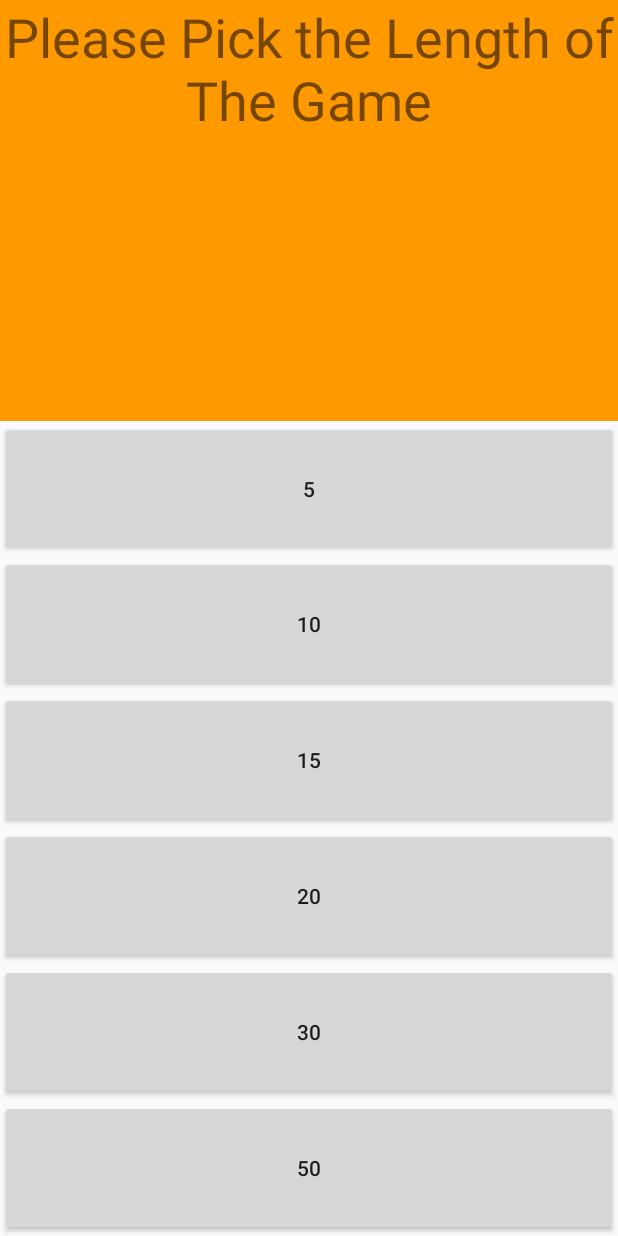
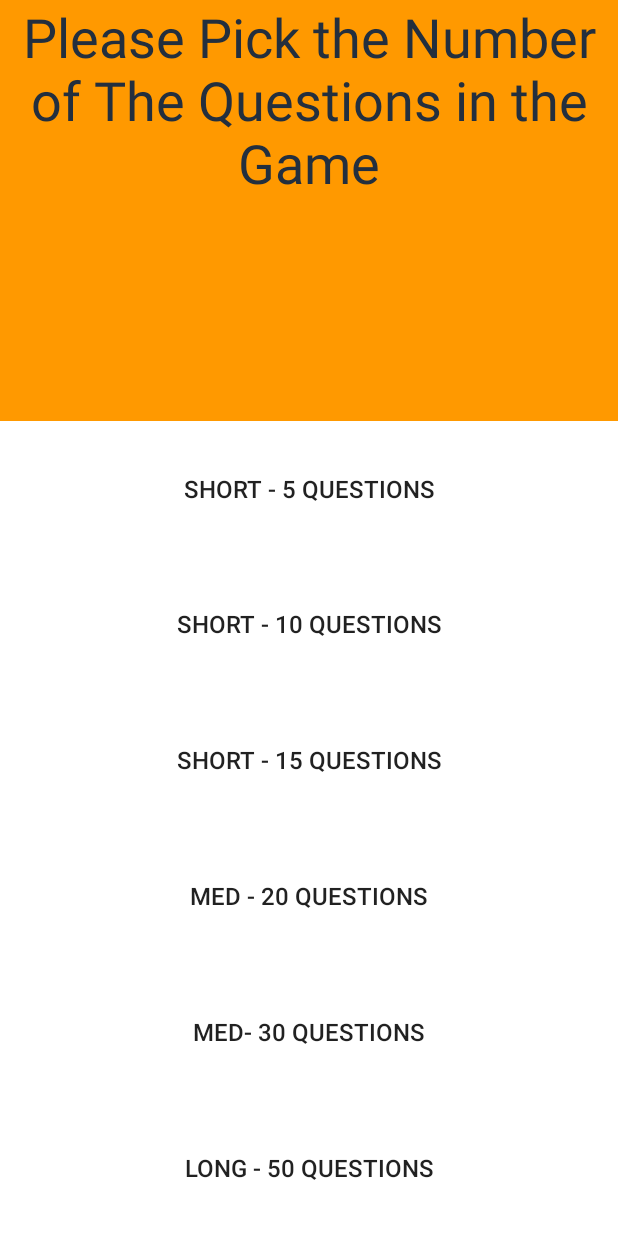
Before and after one commit to ido123ziv/cloud-dumps-app, an Android app: the screen it shows after launch (ExamListActivity), on a phone screen of 412 x 824 dp. Run offline under Robolectric (Android 15) with nearby library versions, the phone set to English and light mode, and no system bars.

Commit message:
some more minor GUI changes

```diff
--- a/app/src/main/res/layout/activity_exam_list.xml
+++ b/app/src/main/res/layout/activity_exam_list.xml
@@ -17,6 +17,7 @@
             android:autoSizeTextType="uniform"
             android:textAlignment="center"
             android:background="@color/aws"
+            android:textColor="@color/button2"
             app:layout_constraintBottom_toTopOf="@+id/linearLayout"
             app:layout_constraintEnd_toEndOf="parent"
             app:layout_constraintStart_toStartOf="parent"
@@ -37,28 +38,35 @@
                 android:layout_width="match_parent"
                 android:layout_height="0dp"
                 android:layout_weight="1"
+                android:textSize="16sp"
+                android:background="@color/textColor"
                 android:text="@string/five" />
 
         <Button
                 android:id="@+id/buttonTen"
                 android:layout_width="match_parent"
                 android:layout_height="0dp"
+                android:textSize="16sp"
                 android:layout_weight="1"
+                android:background="@color/textColor"
                 android:text="@string/ten" />
 
         <Button
                 android:id="@+id/buttonFifteen"
                 android:layout_width="match_parent"
-
+                android:textSize="16sp"
                 android:layout_height="0dp"
                 android:layout_weight="1"
+                android:background="@color/textColor"
                 android:text="@string/fifteen" />
 
         <Button
                 android:id="@+id/buttonTwenty"
                 android:layout_width="match_parent"
                 android:layout_height="0dp"
+                android:textSize="16sp"
                 android:layout_weight="1"
+                android:background="@color/textColor"
                 android:text="@string/twenty" />
 
         <Button
@@ -66,6 +74,8 @@
                 android:layout_width="match_parent"
                 android:layout_height="0dp"
                 android:layout_weight="1"
+                android:textSize="16sp"
+                android:background="@color/textColor"
                 android:text="@string/thirty" />
 
         <Button
@@ -73,6 +83,8 @@
                 android:layout_width="match_parent"
                 android:layout_height="0dp"
                 android:layout_weight="1"
+                android:textSize="16sp"
+                android:background="@color/textColor"
                 android:text="@string/fifty" />
     </LinearLayout>
 </androidx.constraintlayout.widget.ConstraintLayout>
--- a/app/src/main/res/layout/activity_game.xml
+++ b/app/src/main/res/layout/activity_game.xml
@@ -12,7 +12,7 @@
             android:layout_width="match_parent"
             android:minHeight="100dp"
             android:layout_height="wrap_content"
-            android:maxHeight="400dp"
+            android:maxHeight="300dp"
             android:layout_marginStart="8dp"
             android:layout_marginEnd="8dp"
             android:autoSizeMaxTextSize="48sp"
--- a/app/src/main/res/values/strings.xml
+++ b/app/src/main/res/values/strings.xml
@@ -1,11 +1,11 @@
 <resources>
     <string name="app_name">AWS Training</string>
     <string name="answer">Answer</string>
-    <string name="pickAGame">Please Pick the Length of The Game</string>
-    <string name="five">5</string>
-    <string name="ten">10</string>
-    <string name="fifteen">15</string>
-    <string name="twenty">20</string>
-    <string name="thirty">30</string>
-    <string name="fifty">50</string>
+    <string name="pickAGame">Please Pick the Number of The Questions in the Game</string>
+    <string name="five">Short - 5 Questions</string>
+    <string name="ten">Short - 10 Questions</string>
+    <string name="fifteen">Short - 15 Questions</string>
+    <string name="twenty">Med - 20 Questions</string>
+    <string name="thirty">Med- 30 Questions</string>
+    <string name="fifty">Long - 50 Questions</string>
 </resources>
```
